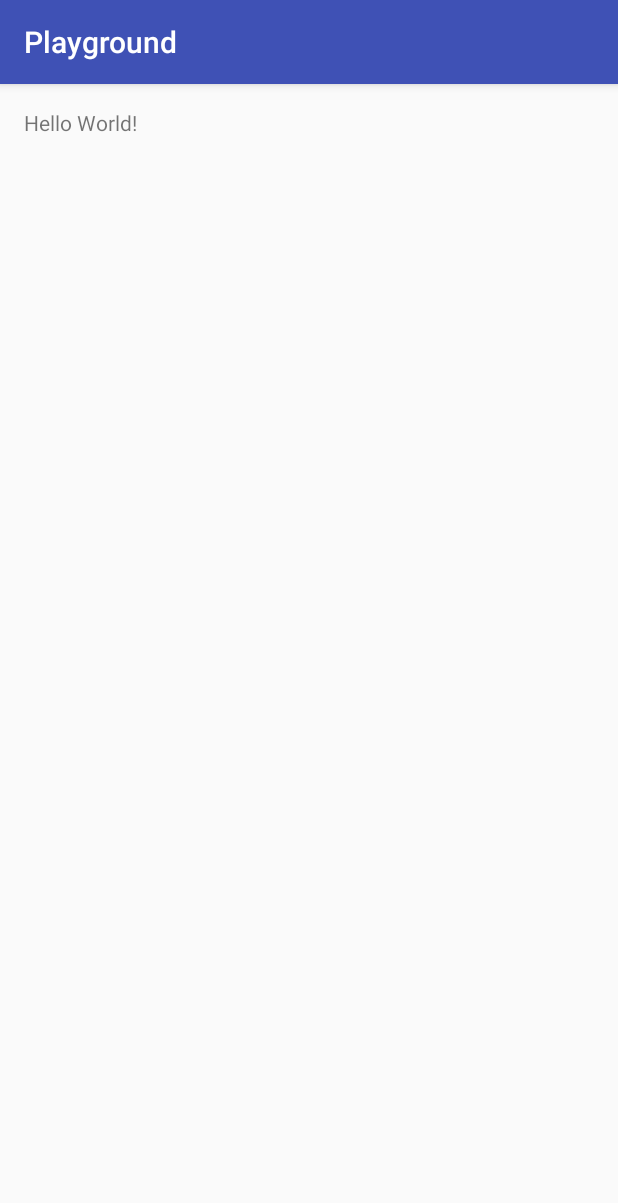
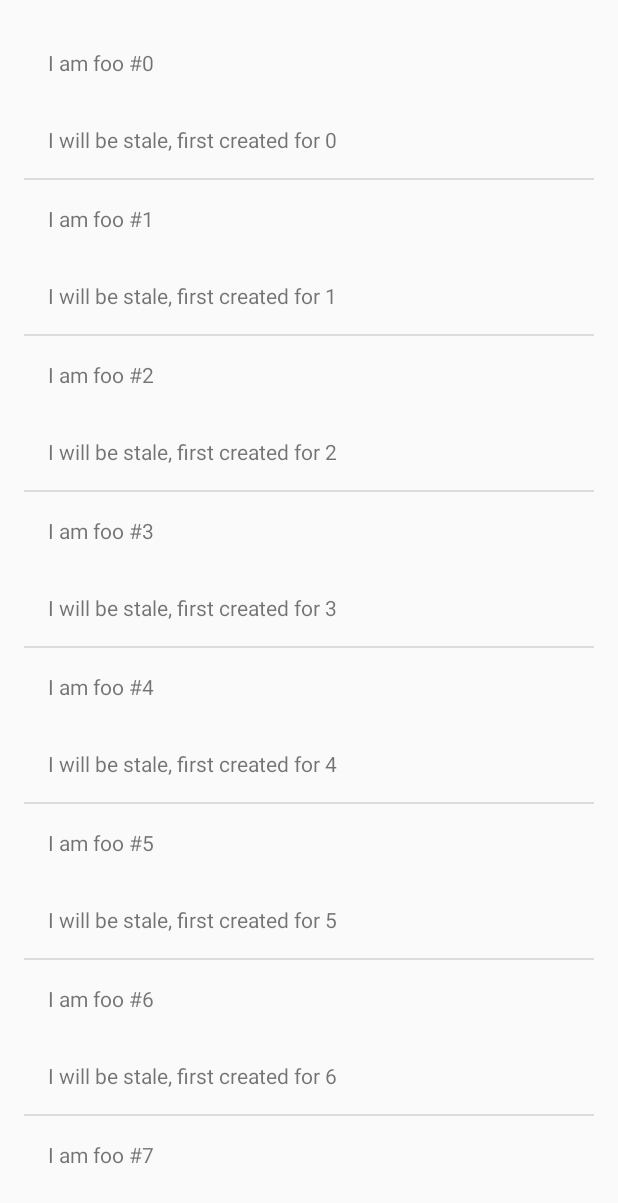
Before and after one commit to srsudar/cse390-android-playground, an Android app: the screen it shows after launch (MainActivity), on a phone screen of 412 x 824 dp. Shown: the top 1203 px of the screen. Run offline under Robolectric (Android 15) with nearby library versions, the phone set to English and light mode, and no system bars.

Commit message:
Put in basic adapter with stale view

```diff
--- /dev/null
+++ b/app/src/main/java/org/cse390/playground/FooAdapter.java
@@ -0,0 +1,69 @@
+package org.cse390.playground;
+
+import android.view.LayoutInflater;
+import android.view.View;
+import android.view.ViewGroup;
+import android.widget.BaseAdapter;
+import android.widget.TextView;
+
+import org.w3c.dom.Text;
+
+import java.util.List;
+
+/**
+ * Created by sudars on 10/19/16.
+ */
+
+public class FooAdapter extends BaseAdapter {
+  private List<FooObject> items;
+
+  public FooAdapter(List<FooObject> items) {
+    this.items = items;
+  }
+
+  @Override
+  public int getCount() {
+    return items.size();
+  }
+
+  @Override
+  public Object getItem(int i) {
+    return items.get(i);
+  }
+
+  @Override
+  public long getItemId(int i) {
+    // This is an annoying method. "Get the row id associated with the
+    // specified position in the list." To me, this is an annoying limitation
+    // of how they seem to expect you to use the adapter. I'm sure it matters
+    // for something, but I've never found that something. Returning 0.
+    return 0;
+  }
+
+  @Override
+  public View getView(int i, View view, ViewGroup viewGroup) {
+    if (view == null) {
+      // We aren't re-using a View. Instead we'll have to inflate a view for
+      // ourselves.
+      LayoutInflater inflater = LayoutInflater.from(viewGroup.getContext());
+      view = inflater.inflate(R.layout.foo_view, viewGroup, false);
+
+      TextView staleView = (TextView) view.findViewById(R.id.stale);
+      staleView.setText("I will be stale, first created for " + i);
+    } else {
+      // If view != null, then we are being given an existing view to recycle.
+      // This means we might have to reset this view to a blank state, or we
+      // could see state from the recycled view. Think about what will
+      // happen to staleView if we are reusing a View.
+    }
+
+    // We have a View to work with. This View has our foo_view resource as
+    // its view hierarchy. We update this to reflect the item at position i.
+
+    FooObject fooObject = (FooObject) this.getItem(i);
+    TextView nameView = (TextView) view.findViewById(R.id.foo_name);
+    nameView.setText(fooObject.name);
+
+    return view;
+  }
+}
--- /dev/null
+++ b/app/src/main/java/org/cse390/playground/FooAdapterViewHolderPattern.java
@@ -0,0 +1,73 @@
+package org.cse390.playground;
+
+import android.view.LayoutInflater;
+import android.view.View;
+import android.view.ViewGroup;
+import android.widget.BaseAdapter;
+import android.widget.TextView;
+
+import java.util.List;
+
+/**
+ * Created by sudars on 10/19/16.
+ */
+
+public class FooAdapterViewHolderPattern extends BaseAdapter {
+  private List<FooObject> items;
+
+  static class ViewHolder {
+    TextView nameView;
+  }
+
+  public FooAdapterViewHolderPattern(List<FooObject> items) {
+    this.items = items;
+  }
+
+  @Override
+  public int getCount() {
+    return items.size();
+  }
+
+  @Override
+  public Object getItem(int i) {
+    return items.get(i);
+  }
+
+  @Override
+  public long getItemId(int i) {
+    // This is an annoying method. "Get the row id associated with the
+    // specified position in the list." To me, this is an annoying limitation
+    // of how they seem to expect you to use the adapter. I'm sure it matters
+    // for something, but I've never found that something. Returning 0.
+    return 0;
+  }
+
+  @Override
+  public View getView(int i, View view, ViewGroup viewGroup) {
+    ViewHolder viewHolder = new ViewHolder();
+
+    if (view == null) {
+      // We aren't re-using a View. Instead we'll have to inflate a view for
+      // ourselves.
+      LayoutInflater inflater = LayoutInflater.from(viewGroup.getContext());
+      view = inflater.inflate(R.layout.foo_view, viewGroup, false);
+
+      TextView foundView = (TextView) view.findViewById(R.id.foo_name);
+      viewHolder.nameView = foundView;
+
+      view.setTag(viewHolder);
+    } else {
+      // If view != null, then we are being given an existing view to recycle.
+      // Because we've created all views, we know the tag will be a ViewHolder.
+      viewHolder = (ViewHolder) view.getTag();
+    }
+
+    // We have a View to work with. This View has our foo_view resource as
+    // its view hierarchy. We update this to reflect the item at position i.
+
+    FooObject fooObject = (FooObject) this.getItem(i);
+    viewHolder.nameView.setText(fooObject.name);
+
+    return view;
+  }
+}
--- /dev/null
+++ b/app/src/main/java/org/cse390/playground/FooFactory.java
@@ -0,0 +1,24 @@
+package org.cse390.playground;
+
+import java.util.ArrayList;
+import java.util.List;
+
+/**
+ * Created by sudars on 10/19/16.
+ */
+
+public class FooFactory {
+  private static final String BASE_NAME = "I am foo #";
+
+  public List<FooObject> getFoos(int numFoos) {
+    List<FooObject> result = new ArrayList<>();
+
+    for (int i = 0; i < numFoos; i++) {
+      FooObject next = new FooObject();
+      next.name = BASE_NAME + i;
+      result.add(next);
+    }
+
+    return result;
+  }
+}
--- /dev/null
+++ b/app/src/main/java/org/cse390/playground/FooObject.java
@@ -0,0 +1,8 @@
+package org.cse390.playground;
+
+/**
+ * A useless and silly object.
+ */
+public class FooObject {
+  public String name;
+}
--- a/app/src/main/java/org/cse390/playground/MainActivity.java
+++ b/app/src/main/java/org/cse390/playground/MainActivity.java
@@ -1,10 +1,13 @@
 package org.cse390.playground;
 
+import android.app.ListActivity;
 import android.support.v7.app.AppCompatActivity;
 import android.os.Bundle;
 import android.util.Log;
 
-public class MainActivity extends AppCompatActivity {
+import java.util.List;
+
+public class MainActivity extends ListActivity {
   private static final String TAG = MainActivity.class.getSimpleName();
   private static final String BUNDLE_KEY_SELECTED_TAB = "tab";
 
@@ -13,6 +16,11 @@ public class MainActivity extends AppCompatActivity {
     super.onCreate(savedInstanceState);
     setContentView(R.layout.activity_main);
     Log.d(TAG, "onCreate");
+
+    FooFactory factory = new FooFactory();
+    List<FooObject> items = factory.getFoos(25);
+    FooAdapter adapter = new FooAdapter(items);
+    setListAdapter(adapter);
   }
 
   @Override
--- a/app/src/main/res/layout/activity_main.xml
+++ b/app/src/main/res/layout/activity_main.xml
@@ -1,18 +1,28 @@
 <?xml version="1.0" encoding="utf-8"?>
-<RelativeLayout
+<LinearLayout
     android:id="@+id/activity_main"
     xmlns:android="http://schemas.android.com/apk/res/android"
     xmlns:tools="http://schemas.android.com/tools"
     android:layout_width="match_parent"
     android:layout_height="match_parent"
+    android:orientation="vertical"
     android:paddingBottom="@dimen/activity_vertical_margin"
     android:paddingLeft="@dimen/activity_horizontal_margin"
     android:paddingRight="@dimen/activity_horizontal_margin"
     android:paddingTop="@dimen/activity_vertical_margin"
     tools:context="org.cse390.playground.MainActivity">
 
+  <ListView
+      android:id="@android:id/list"
+      android:layout_width="match_parent"
+      android:layout_height="wrap_content"/>
+
   <TextView
-      android:layout_width="wrap_content"
-      android:layout_height="wrap_content"
-      android:text="Hello World!"/>
-</RelativeLayout>
+      android:id="@android:id/empty"
+      android:layout_width="match_parent"
+      android:layout_height="match_parent"
+      android:layout_gravity="center"
+      android:gravity="center"
+      android:text="@string/empty"
+      android:textAppearance="?android:attr/textAppearanceLarge"/>
+</LinearLayout>
--- /dev/null
+++ b/app/src/main/res/layout/foo_view.xml
@@ -0,0 +1,19 @@
+<?xml version="1.0" encoding="utf-8"?>
+<LinearLayout xmlns:android="http://schemas.android.com/apk/res/android"
+              android:orientation="vertical"
+              android:layout_width="match_parent"
+              android:layout_height="match_parent">
+
+  <TextView
+      android:id="@+id/foo_name"
+      android:padding="@dimen/activity_horizontal_margin"
+      android:layout_width="match_parent"
+      android:layout_height="wrap_content"/>
+
+  <TextView
+      android:id="@+id/stale"
+      android:padding="@dimen/activity_horizontal_margin"
+      android:layout_width="match_parent"
+      android:layout_height="wrap_content"/>
+
+</LinearLayout>
--- a/app/src/main/res/values/strings.xml
+++ b/app/src/main/res/values/strings.xml
@@ -1,3 +1,4 @@
 <resources>
   <string name="app_name">Playground</string>
+  <string name="empty">Empty</string>
 </resources>
--- a/build.gradle
+++ b/build.gradle
@@ -5,7 +5,7 @@ buildscript {
         jcenter()
     }
     dependencies {
-        classpath 'com.android.tools.build:gradle:2.2.0'
+        classpath 'com.android.tools.build:gradle:2.2.2'
 
         // NOTE: Do not place your application dependencies here; they belong
         // in the individual module build.gradle files
```
